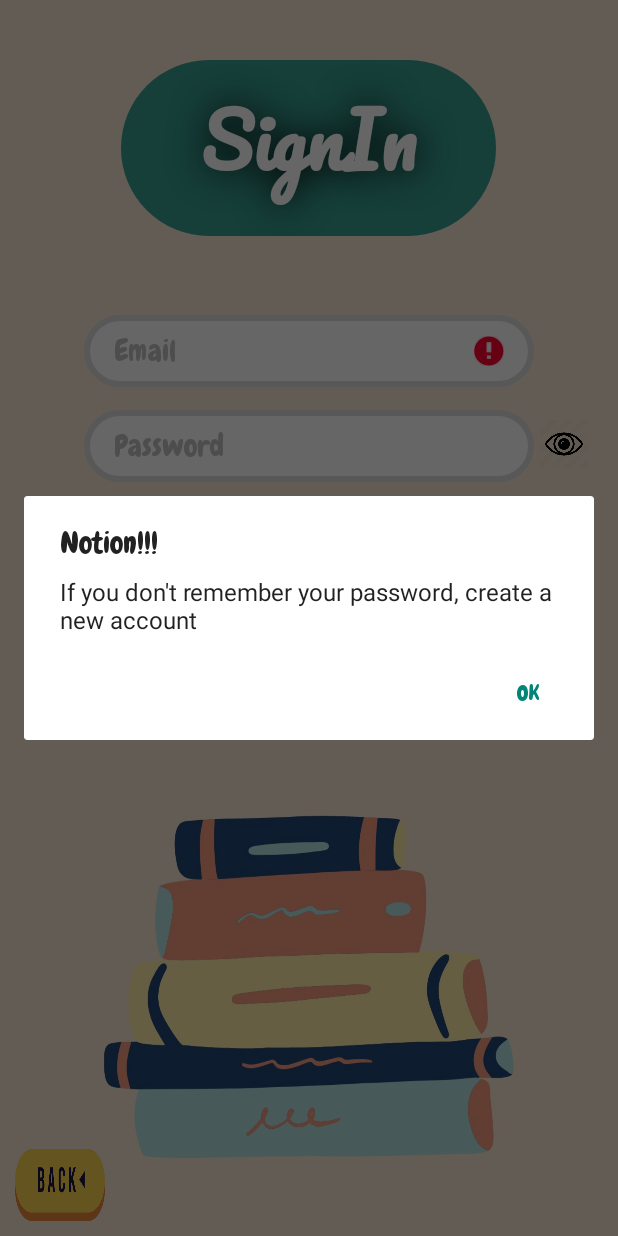
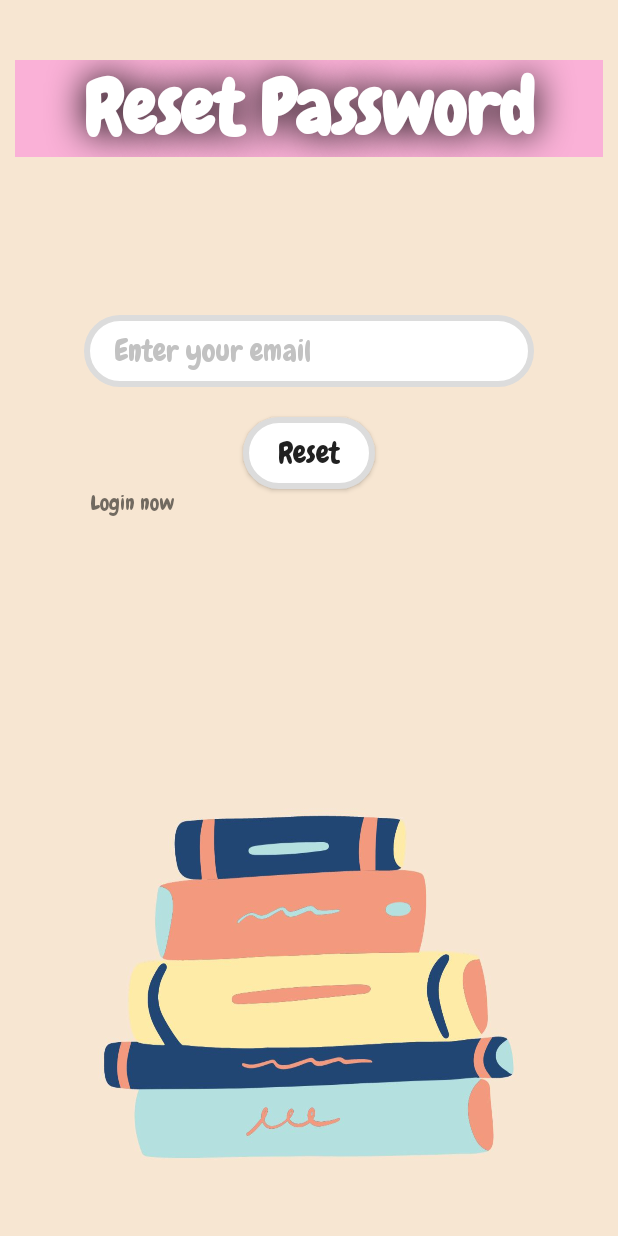
Before and after one commit to Robert-Ph/Mobile, an Android app: the SignInActivity screen opened directly, with no data from a screen before it, after a tap on "Forgot Password ?", on a phone screen of 412 x 824 dp. Run offline under Robolectric (Android 15) with nearby library versions, the phone set to English and light mode, and no system bars; our stand-ins replace Firebase (no records; nobody signed in at launch, a user with empty details on screens opened directly); 2 other taps on this screen came first.

Commit message:
them chuc nang forgot

```diff
--- a/app/src/main/AndroidManifest.xml
+++ b/app/src/main/AndroidManifest.xml
@@ -2,7 +2,7 @@
 <manifest xmlns:android="http://schemas.android.com/apk/res/android"
     xmlns:tools="http://schemas.android.com/tools">
 
-    <uses-permission android:name="android.permission.ACCESS_COARSE_LOCATION"/>
+    <uses-permission android:name="android.permission.ACCESS_COARSE_LOCATION" />
     <uses-permission android:name="android.permission.ACCESS_FINE_LOCATION" />
     <uses-permission android:name="android.permission.INTERNET" />
 
@@ -14,6 +14,9 @@
         android:label="@string/app_name"
         android:supportsRtl="true"
         android:theme="@style/AppTheme">
+        <activity
+            android:name=".ForgotPassActivity"
+            android:exported="false" />
         <activity
             android:name=".MainAdminActivity"
             android:exported="false" />
--- /dev/null
+++ b/app/src/main/java/com/example/sharingapp/ForgotPassActivity.java
@@ -0,0 +1,62 @@
+package com.example.sharingapp;
+
+import androidx.annotation.NonNull;
+import androidx.appcompat.app.AppCompatActivity;
+
+import android.content.Intent;
+import android.os.Bundle;
+import android.view.View;
+import android.widget.Button;
+import android.widget.EditText;
+import android.widget.TextView;
+import android.widget.Toast;
+
+import com.google.android.gms.tasks.OnCompleteListener;
+import com.google.android.gms.tasks.Task;
+import com.google.firebase.auth.FirebaseAuth;
+
+public class ForgotPassActivity extends AppCompatActivity {
+
+    @Override
+    protected void onCreate(Bundle savedInstanceState) {
+        super.onCreate(savedInstanceState);
+        setContentView(R.layout.activity_forgot_pass);
+
+        final TextView gotoLogin = findViewById(R.id.goto_login);
+        final EditText emailEditText = findViewById(R.id.email_forgot);
+        final Button btn_reset = findViewById(R.id.btn_resetpass);
+
+        btn_reset.setOnClickListener(new View.OnClickListener() {
+            @Override
+            public void onClick(View view) {
+                String email = emailEditText.getText().toString().trim();
+                if(email.isEmpty()){
+                    Toast.makeText(ForgotPassActivity.this,"Fill your email",Toast.LENGTH_SHORT).show();
+                    return;
+                }
+
+                FirebaseAuth auth = FirebaseAuth.getInstance();
+                auth.sendPasswordResetEmail(email)
+                        .addOnCompleteListener(new OnCompleteListener<Void>() {
+                            @Override
+                            public void onComplete(@NonNull Task<Void> task) {
+                                if (task.isSuccessful()) {
+                                    // Gửi email thành công, thông báo cho người dùng.
+                                    Toast.makeText(ForgotPassActivity.this, "Email sent. Please check your inbox.", Toast.LENGTH_SHORT).show();
+                                } else {
+                                    // Gửi email thất bại, thông báo cho người dùng.
+                                    Toast.makeText(ForgotPassActivity.this, "Failed to send email. Please try again.", Toast.LENGTH_SHORT).show();
+                                }
+                            }
+                        });
+            }
+        });
+
+        gotoLogin.setOnClickListener(new View.OnClickListener() {
+            @Override
+            public void onClick(View view) {
+                startActivity(new Intent(ForgotPassActivity.this,SignInActivity.class));
+            }
+        });
+    }
+}
--- a/app/src/main/java/com/example/sharingapp/SignInActivity.java
+++ b/app/src/main/java/com/example/sharingapp/SignInActivity.java
@@ -117,21 +117,7 @@ public class SignInActivity extends AppCompatActivity {
         textViewForgot.setOnClickListener(new View.OnClickListener() {
             @Override
             public void onClick(View view) {
-                AlertDialog.Builder builder = new AlertDialog.Builder(SignInActivity.this);
-                builder.setTitle("Notion!!!");
-                builder.setMessage("If you don't remember your password, create a new account");
-
-                builder.setPositiveButton("OK", new DialogInterface.OnClickListener() {
-                    @Override
-                    public void onClick(DialogInterface dialog, int which) {
-                        // Đóng cửa sổ thông báo
-                        dialog.dismiss();
-                    }
-                });
-
-                // Tạo đối tượng AlertDialog từ AlertDialog.Builder và hiển thị nó lên màn hình
-                AlertDialog alertDialog = builder.create();
-                alertDialog.show();
+                startActivity(new Intent(SignInActivity.this,ForgotPassActivity.class));
             }
         });
 
--- a/app/src/main/java/com/example/sharingapp/UserProfileActivity.java
+++ b/app/src/main/java/com/example/sharingapp/UserProfileActivity.java
@@ -33,11 +33,16 @@ public class UserProfileActivity extends AppCompatActivity {
     private ImageView imageView;
     private FirebaseAuth authProfile;
 
+    private TextView textNav_user;
+
     private Toolbar toolbar;
 
     @Override
     protected void onCreate(Bundle savedInstanceState) {
         super.onCreate(savedInstanceState);
+
+        setTextViewNavHeader();
+
         setContentView(R.layout.activity_user_profile);
 
         textViewWelcome = findViewById(R.id.textView_show_welcome);
@@ -45,6 +50,10 @@ public class UserProfileActivity extends AppCompatActivity {
         textViewEmail = findViewById(R.id.textView_show_email);
         textViewDoB = findViewById(R.id.textView_show_dob);
         textViewGender = findViewById(R.id.textView_show_gender);
+
+
+
+
         progressBar = findViewById(R.id.progressBar);
 
         authProfile = FirebaseAuth.getInstance();
@@ -61,6 +70,8 @@ public class UserProfileActivity extends AppCompatActivity {
 
         toolbar = findViewById(R.id.toolbar);
         setSupportActionBar(toolbar);
+
+
     }
 
     // Users coming to UserProfileActivity after successful registration
@@ -156,4 +167,13 @@ public class UserProfileActivity extends AppCompatActivity {
 
         return super.onOptionsItemSelected(item);
     }
+    void setTextViewNavHeader(){
+        setContentView(R.layout.nav_header);
+
+        textNav_user = findViewById(R.id.nav_name_user);
+        authProfile = FirebaseAuth.getInstance();
+        FirebaseUser firebaseUser = authProfile.getCurrentUser();
+        textNav_user.setText(firebaseUser.getDisplayName());
+
+    }
 }
--- /dev/null
+++ b/app/src/main/res/layout/activity_forgot_pass.xml
@@ -0,0 +1,58 @@
+<?xml version="1.0" encoding="utf-8"?>
+<RelativeLayout xmlns:android="http://schemas.android.com/apk/res/android"
+    xmlns:app="http://schemas.android.com/apk/res-auto"
+    xmlns:tools="http://schemas.android.com/tools"
+    android:layout_width="match_parent"
+    android:layout_height="match_parent"
+    android:background="@drawable/background"
+    android:padding="10dp"
+    tools:context=".ForgotPassActivity">
+
+    <TextView
+        android:layout_width="match_parent"
+        android:layout_height="wrap_content"
+        android:text="Reset Password"
+        android:gravity="center_horizontal"
+
+        android:textColor="@color/white"
+        android:shadowColor="@color/black"
+        android:shadowRadius="30"
+        android:textStyle="bold"
+        android:background="@color/pink_accent"
+        android:textSize="50dp"
+        android:layout_centerHorizontal="true"
+        android:layout_marginTop="30dp"/>
+    <EditText
+        android:id="@+id/email_forgot"
+        android:layout_width="300dp"
+        android:layout_height="wrap_content"
+        android:layout_centerHorizontal="true"
+        android:layout_marginTop="200dp"
+        android:background="@xml/rounded_border"
+        android:hint="Enter your email"
+        android:imeOptions="actionDone"
+        android:inputType="textEmailAddress"
+        android:minHeight="48dp"
+        android:textColor="#161a29"
+        android:textColorHint="#C2C2C2"
+        android:textSize="20dp" />
+    <Button
+        android:id="@+id/btn_resetpass"
+        android:layout_width="wrap_content"
+        android:layout_height="wrap_content"
+        android:layout_below="@+id/email_forgot"
+        android:layout_centerHorizontal="true"
+        android:textAllCaps="false"
+        android:textSize="20dp"
+        android:layout_marginTop="20dp"
+        android:text="Reset"
+        android:background="@xml/btn_pressed" />
+    <TextView
+        android:id="@+id/goto_login"
+        android:layout_width="wrap_content"
+        android:layout_height="wrap_content"
+        android:text="Login now"
+        android:layout_below="@id/btn_resetpass"
+        android:layout_marginLeft="50dp"
+        android:minHeight="48dp"/>
+</RelativeLayout>
```
Also changed, not shown: 1 other file.
